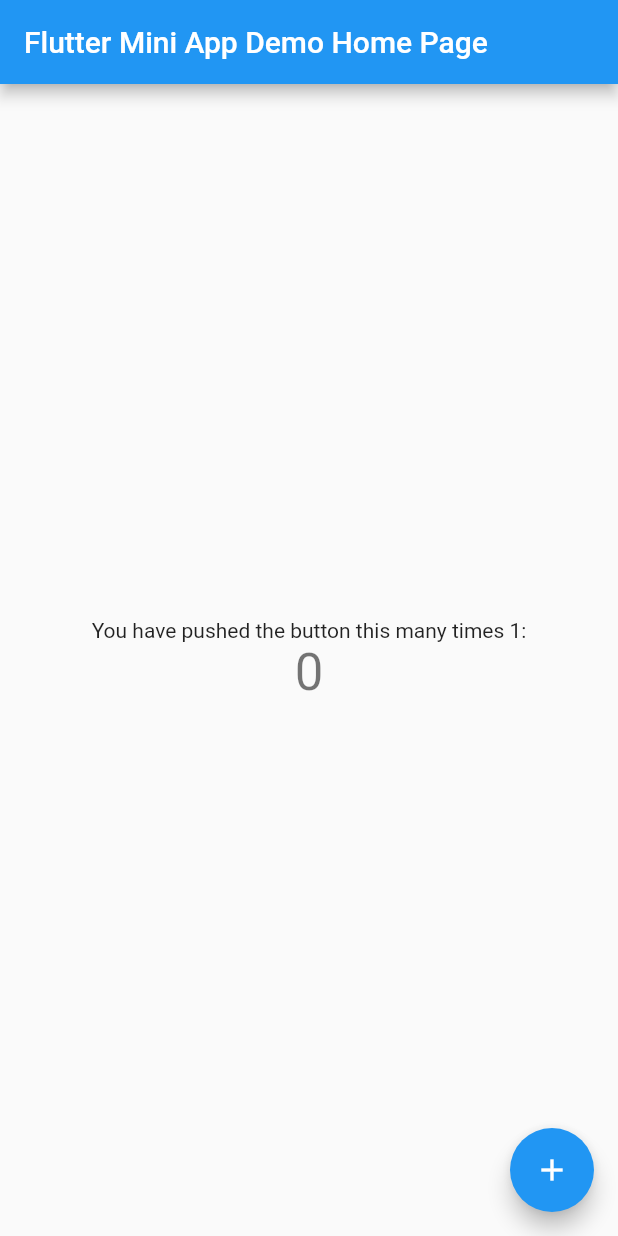
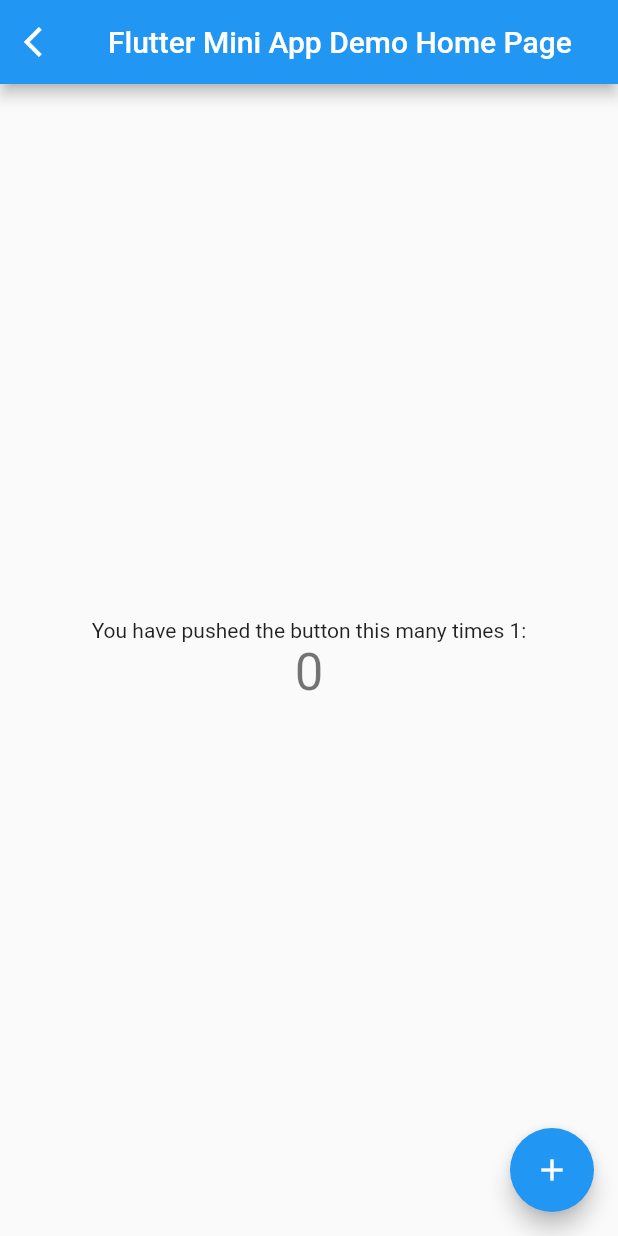
Before and after one commit to hitmanbui/flutter_mini_app_demo, a Flutter app: the screen it shows after launch, on a phone screen of 412 x 824 dp. Run offline on Flutter 3.47's test engine with Material 2 defaults, Android fonts, the phone set to English and light mode, and no system bars.

```diff
--- a/lib/main.dart
+++ b/lib/main.dart
@@ -74,6 +74,10 @@ class _MyHomePageState extends State<MyHomePage> {
         // Here we take the value from the MyHomePage object that was created by
         // the App.build method, and use it to set our appbar title.
         title: Text(widget.title),
+        leading: IconButton(
+          onPressed: () => Navigator.pop(context),
+          icon: const Icon(Icons.arrow_back_ios),
+        ),
       ),
       body: Center(
         // Center is a layout widget. It takes a single child and positions it
```
Also changed, not shown: pubspec.lock, 1 other file.
